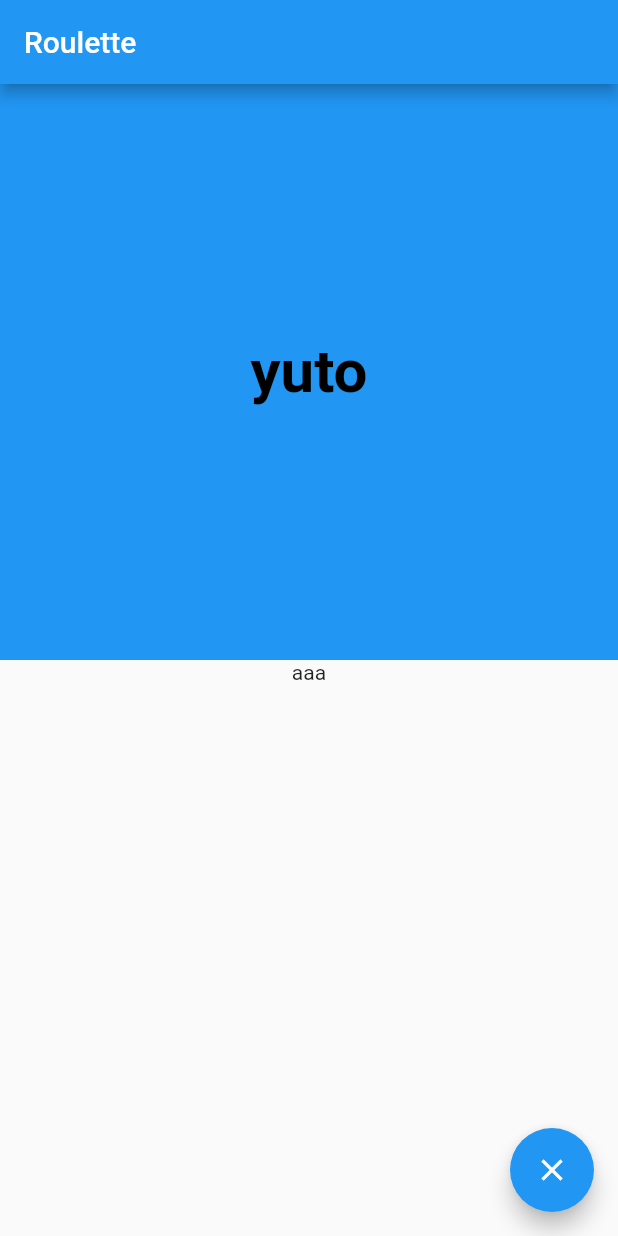
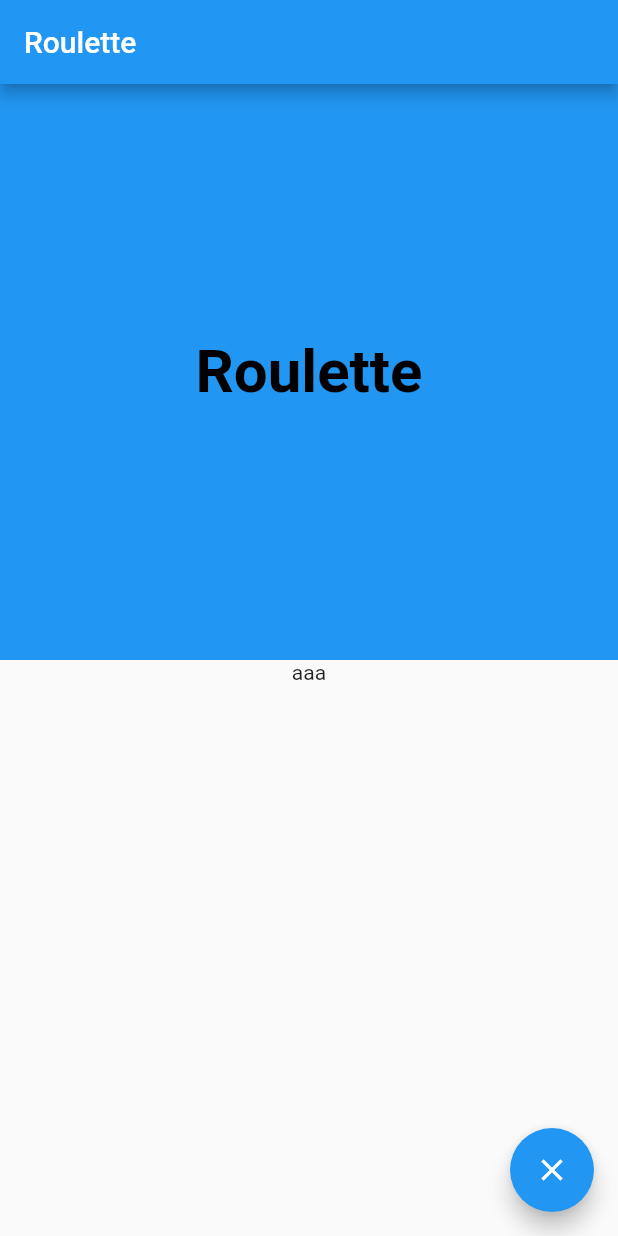
Before and after one commit to yuto90/roulette, a Flutter app: the screen it shows after launch, after a tap on the "close" icon, on a phone screen of 412 x 824 dp. Run offline on Flutter 3.47's test engine with Material 2 defaults, Android fonts, the phone set to English and light mode, and no system bars.

Commit message:
選択肢が設定されていない際の初期文言を設定

```diff
--- a/roulette/lib/main.dart
+++ b/roulette/lib/main.dart
@@ -32,7 +32,7 @@ class _MyHomePageState extends State<MyHomePage> {
   int index = 0;
   bool isStart = false;
   var timer;
-  List<String> member = ['gako', 'yuto', 'tika'];
+  List<String> elem = [];
 
   //@override
   //void initState() {
@@ -46,7 +46,7 @@ class _MyHomePageState extends State<MyHomePage> {
   void startTimer() {
     isStart = !isStart;
     if (isStart) {
-      timer = Timer.periodic(Duration(seconds: 1), _onTimer);
+      timer = Timer.periodic(Duration(milliseconds: 100), _onTimer);
     } else {
       timer.cancel();
     }
@@ -79,7 +79,7 @@ class _MyHomePageState extends State<MyHomePage> {
                 color: Colors.blue,
                 child: Center(
                   child: Text(
-                    member[index],
+                    elem.length == 0 ? 'Roulette' : elem[index],
                     style: TextStyle(
                       fontWeight: FontWeight.bold,
                       fontSize: 40,
```
